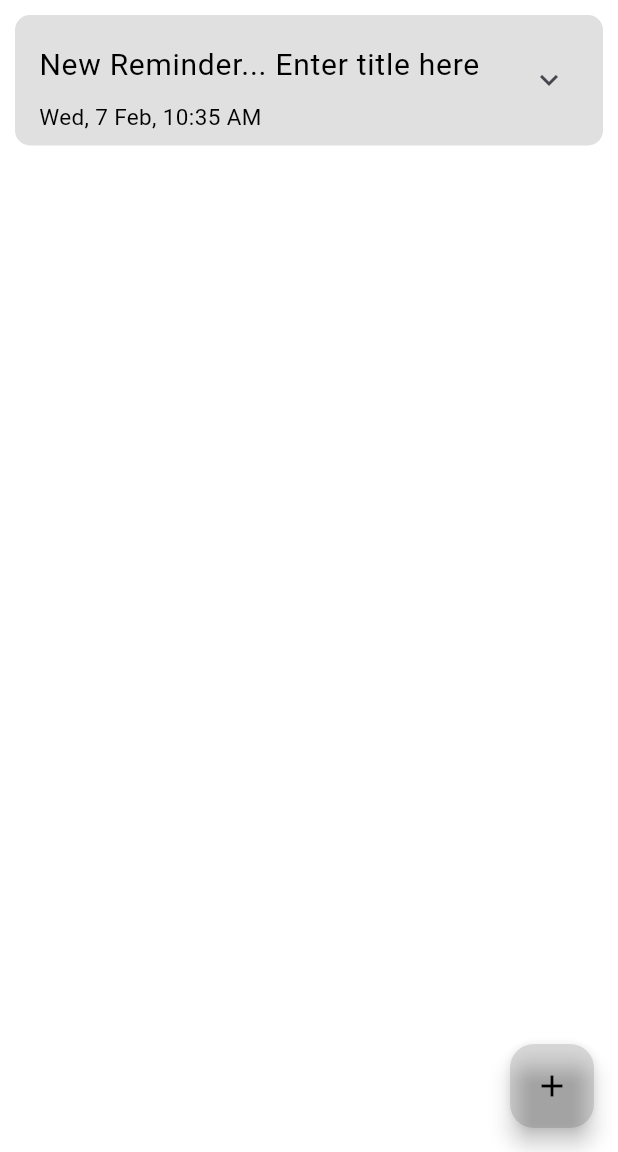
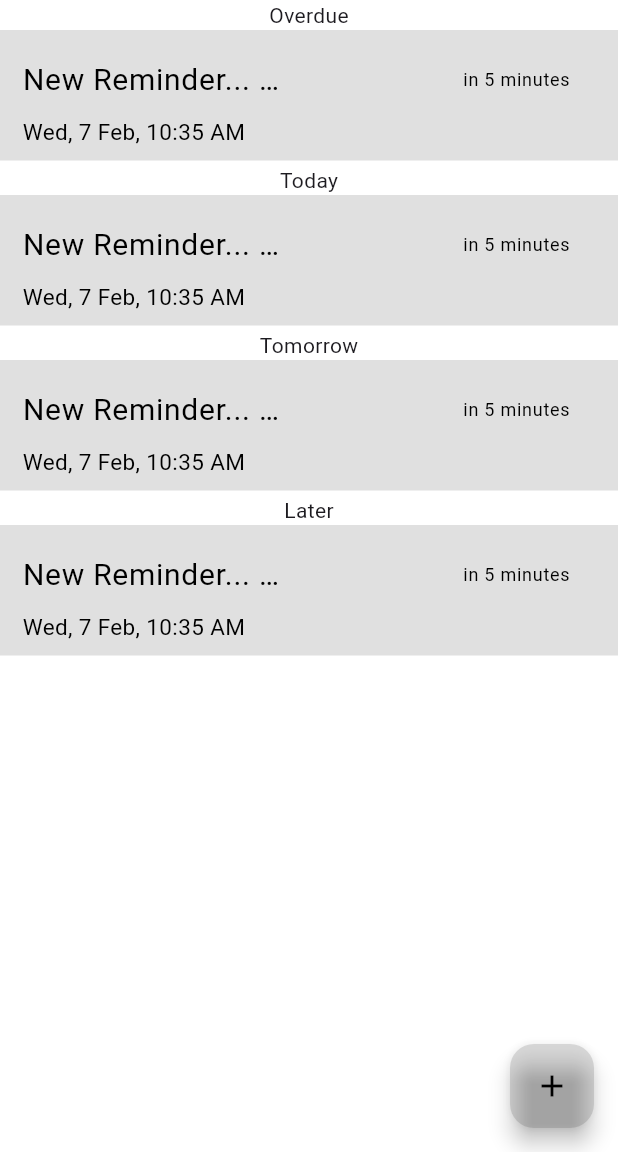
Before and after one commit to ThisIsSidam/rem-reminds-you, a Flutter app: the screen it shows after launch, after a tap on the "add" icon, on a phone screen of 412 x 824 dp, the part 84-1236 px from its top. Run offline on Flutter 3.47's test engine with Material 3 defaults, Android fonts, the phone set to English and light mode, and no system bars; our stand-ins replace hive_flutter; accounts and stored records are empty.

Commit message:
Divided reminders into Section
Before: Reminders in the homepage were shown together.

Now: The Reminders are now shown in four sections, Overdue, today, tomorrow and later.

```diff
--- a/lib/pages/home_page.dart
+++ b/lib/pages/home_page.dart
@@ -1,6 +1,7 @@
 import 'package:flutter/material.dart';
 import 'package:nagger/data/app_theme.dart';
 import 'package:nagger/data/reminders_data.dart';
+import 'package:nagger/utils/homepage_list_section.dart';
 import 'package:nagger/utils/reminder.dart';
 import 'package:nagger/utils/reminder_tile.dart';
 
@@ -14,7 +15,10 @@ class HomePage extends StatefulWidget {
 class _HomePageState extends State<HomePage> {
   var remindersMap = <String,Reminder>{};
   RemindersData db = RemindersData();
-  var remindersList = <Reminder>[];
+  var overdueList= <Reminder>[];
+  var todayList = <Reminder>[];
+  var tomorrowList = <Reminder>[];
+  var laterList = <Reminder>[];
 
   @override
   void initState() {
@@ -32,8 +36,26 @@ class _HomePageState extends State<HomePage> {
     db.getReminders();
     remindersMap = db.reminders;
 
-    remindersList = [];
-    remindersMap.forEach((key, value) {remindersList.add(value);});
+    overdueList = todayList = tomorrowList = laterList = [];
+    remindersMap.forEach((key, value) {
+      Duration due = value.getDiffDuration();
+      if (due.isNegative)
+      {
+        overdueList.add(value);
+      }
+      else if (due.inHours < 24)
+      {
+        todayList.add(value);
+      }
+      else if (due.inHours < 48)
+      {
+        todayList.add(value);
+      }
+      else
+      {
+        laterList.add(value);
+      }
+    });
   }
 
   void addNewReminder() {
@@ -71,14 +93,31 @@ class _HomePageState extends State<HomePage> {
           )
         ]
       ),
-      body: ListView.builder(
-        itemCount: remindersList.length,
-        itemBuilder: (context, index) {
-          return ReminderTile(
-            thisReminder: remindersList[index],
-            refreshFunc: refreshPage,
-          );
-        }
+      body: SingleChildScrollView(
+        child: Column(
+          children: [
+            HomePageListSection(
+              name: "Overdue",
+              remindersList: overdueList,
+              refreshHomePage: refreshPage
+            ),
+            HomePageListSection(
+              name: "Today",
+              remindersList: todayList,
+              refreshHomePage: refreshPage
+            ),
+            HomePageListSection(
+              name: "Tomorrow",
+              remindersList: tomorrowList,
+              refreshHomePage: refreshPage
+            ),
+            HomePageListSection(
+              name: "Later",
+              remindersList: laterList,
+              refreshHomePage: refreshPage
+            ),
+          ],
+        ),
       ),
       floatingActionButton: FloatingActionButton(
         backgroundColor: AppTheme.primaryColor,
--- /dev/null
+++ b/lib/utils/homepage_list_section.dart
@@ -0,0 +1,46 @@
+import 'package:flutter/material.dart';
+import 'package:nagger/utils/reminder.dart';
+import 'package:nagger/utils/reminder_tile.dart';
+
+class HomePageListSection extends StatelessWidget {
+  final String name;
+  final List<Reminder> remindersList;
+  final VoidCallback refreshHomePage;
+
+  const HomePageListSection({
+    super.key,
+    required this.name,
+    required this.remindersList,
+    required this.refreshHomePage
+  });
+
+  @override
+  Widget build(BuildContext context) {
+    return Column(
+      children: [
+        SizedBox(
+          child: Text(name),
+        ),
+        SizedBox(
+          height: remindersList.length * 90,
+          child: ListView.separated(
+          physics: const NeverScrollableScrollPhysics(),
+          itemCount: remindersList.length,
+          separatorBuilder: (context, index) {
+            return const Divider(
+              color: Colors.black,
+              height: 2,
+            );
+          },
+          itemBuilder: (context, index) {
+            return ReminderTile(
+              thisReminder: remindersList[index],
+              refreshFunc: refreshHomePage,
+            );
+          }
+                ),
+        ),
+      ],
+    );
+  }
+}
--- a/lib/utils/reminder.dart
+++ b/lib/utils/reminder.dart
@@ -32,7 +32,7 @@ class Reminder {
     return formatted;
   }
 
-  String getDiff() {
+  String getDiffString() {
     final diff = dateAndTime.difference(DateTime.now()).inMinutes;
     String diffStr = "in ";
 
@@ -52,6 +52,10 @@ class Reminder {
     return diffStr;
   }
 
+  Duration getDiffDuration() {
+    return dateAndTime.difference(DateTime.now());
+  }
+
   String getId() {
     return "${title ?? "new"}${getDateTimeAsStr()}";
   }
--- a/lib/utils/reminder_tile.dart
+++ b/lib/utils/reminder_tile.dart
@@ -2,7 +2,8 @@ import 'package:flutter/material.dart';
 import 'package:nagger/data/app_theme.dart';
 import 'package:nagger/data/reminders_data.dart';
 import 'package:nagger/utils/reminder.dart';
-import 'package:nagger/utils/time_buttons.dart';
+import 'package:nagger/utils/time_edit_button.dart';
+import 'package:nagger/utils/time_set_button.dart';
 
 class ReminderTile extends StatefulWidget {
   final Reminder thisReminder;
@@ -30,7 +31,7 @@ class _ReminderTileState extends State<ReminderTile> {
       textAlign: TextAlign.left,
       style: TextStyle(
         fontSize: size,
-        color: AppTheme.textOnPrimary
+        color: AppTheme.textOnPrimary,
       ) ,
     );
   }
@@ -83,8 +84,8 @@ void editTime(Duration dur) {
     widget.thisReminder.title = titleController.text;
     widget.thisReminder.id = widget.thisReminder.getId();
     db.reminders[widget.thisReminder.id!] = widget.thisReminder;
+
     db.updateReminders();
-
     db.printAll("After Adding");
 
     tileController.collapse();
@@ -106,18 +107,25 @@ void editTime(Duration dur) {
   @override
   Widget build(BuildContext context) {
     return Padding(
-      padding: const EdgeInsets.all(10.0),
+      padding: const EdgeInsets.all(0),
       child: Container(
         decoration: BoxDecoration(
           color: AppTheme.primaryColor,
-          borderRadius: BorderRadius.circular(10.0)
+          // borderRadius: BorderRadius.circular(10.0)
         ),
         child: ExpansionTile(
+          trailing: const SizedBox.shrink(),
+          tilePadding: const EdgeInsets.only(
+            top: 0, bottom: 0, right: 0, left: 15
+          ),
           shape: RoundedRectangleBorder(
             borderRadius: BorderRadius.circular(10.0),
           ),
           controller: tileController,
-          title: Column(
+          title: Row(
+            children: [
+              Expanded(
+                child: Column(
                   crossAxisAlignment: CrossAxisAlignment.start,
                   children: [
                     TextFormField(
@@ -127,6 +135,7 @@ void editTime(Duration dur) {
                         fontSize: 20
                       ),
                       decoration: InputDecoration(
+                        contentPadding: EdgeInsets.zero,
                         hintText: "New Reminder... Enter title here",
                         hintStyle: TextStyle(
                           color: AppTheme.textOnPrimary
@@ -140,6 +149,17 @@ void editTime(Duration dur) {
                         }
                       },
                     ),
+                  ],
+                ),
+              ),
+              Expanded(
+                child: Column(
+                  crossAxisAlignment: CrossAxisAlignment.end,
+                  children: [
+                    tileText(widget.thisReminder.getDiffString())
+                  ],
+                ),
+              )
             ],
           ),
           subtitle: Column(
@@ -156,6 +176,7 @@ void editTime(Duration dur) {
                     child: GridView.count(
                       crossAxisCount: 4,
                       shrinkWrap: true,
+                      childAspectRatio: 1.5,
                       children: [
                         TimeSetButton(time: "9:30 AM", setTime: setTime),
                         TimeSetButton(time: "12:00 PM", setTime: setTime),
@@ -171,6 +192,7 @@ void editTime(Duration dur) {
                         TimeEditButton(editDuration: const Duration(days: -1), editTime: editTime,),
                       ],
                     ),
+
                   ),
                   SizedBox(
                     child: Row(
@@ -179,12 +201,6 @@ void editTime(Duration dur) {
                         MaterialButton(
                           onPressed: () => deleteReminder(),
                           child: const Icon(Icons.delete)
-                        ),
-                        MaterialButton(
-                          onPressed: () {
-                            tileController.collapse();
-                          },
-                          child: const Text("Close")
                         ),
                         MaterialButton(
                           onPressed: () => saveReminder(),
--- a/lib/utils/time_buttons.dart
+++ b/lib/utils/time_edit_button.dart
@@ -41,8 +41,6 @@ class TimeEditButton extends StatelessWidget {
     return ElevatedButton(
       onPressed: () => editTime(editDuration),
       style: ElevatedButton.styleFrom(
-        maximumSize: const Size(100, 75),
-        minimumSize: const Size(100, 50),
         backgroundColor: AppTheme.primaryColor,
         foregroundColor: AppTheme.textOnPrimary,
         padding: const EdgeInsets.all(0),
@@ -55,31 +53,3 @@ class TimeEditButton extends StatelessWidget {
   }
 
 }
-
-class TimeSetButton extends StatelessWidget {
-  final String time;
-  final ValueChanged<String> setTime;
-  const TimeSetButton({
-    super.key,
-    required this.time,
-    required this.setTime
-  });
-
-  @override
-  Widget build(BuildContext context) {
-    return ElevatedButton(
-      onPressed: () => setTime(time),
-      style: ElevatedButton.styleFrom(
-        maximumSize: const Size(100, 75),
-        minimumSize: const Size(100, 50),
-        backgroundColor: AppTheme.primaryColor,
-        foregroundColor: AppTheme.textOnPrimary,
-        padding: const EdgeInsets.all(0),
-        shape: RoundedRectangleBorder(
-          borderRadius: BorderRadius.circular(0)
-        )
-      ),
-      child: Text(time)
-    );
-  }
-}
--- /dev/null
+++ b/lib/utils/time_set_button.dart
@@ -0,0 +1,28 @@
+import 'package:flutter/material.dart';
+import 'package:nagger/data/app_theme.dart';
+
+class TimeSetButton extends StatelessWidget {
+  final String time;
+  final ValueChanged<String> setTime;
+  const TimeSetButton({
+    super.key,
+    required this.time,
+    required this.setTime
+  });
+
+  @override
+  Widget build(BuildContext context) {
+    return ElevatedButton(
+      onPressed: () => setTime(time),
+      style: ElevatedButton.styleFrom(
+        backgroundColor: AppTheme.primaryColor,
+        foregroundColor: AppTheme.textOnPrimary,
+        padding: const EdgeInsets.all(0),
+        shape: RoundedRectangleBorder(
+          borderRadius: BorderRadius.circular(0)
+        )
+      ),
+      child: Text(time)
+    );
+  }
+}
```
Lines whose indentation alone changed are shown as unchanged.
